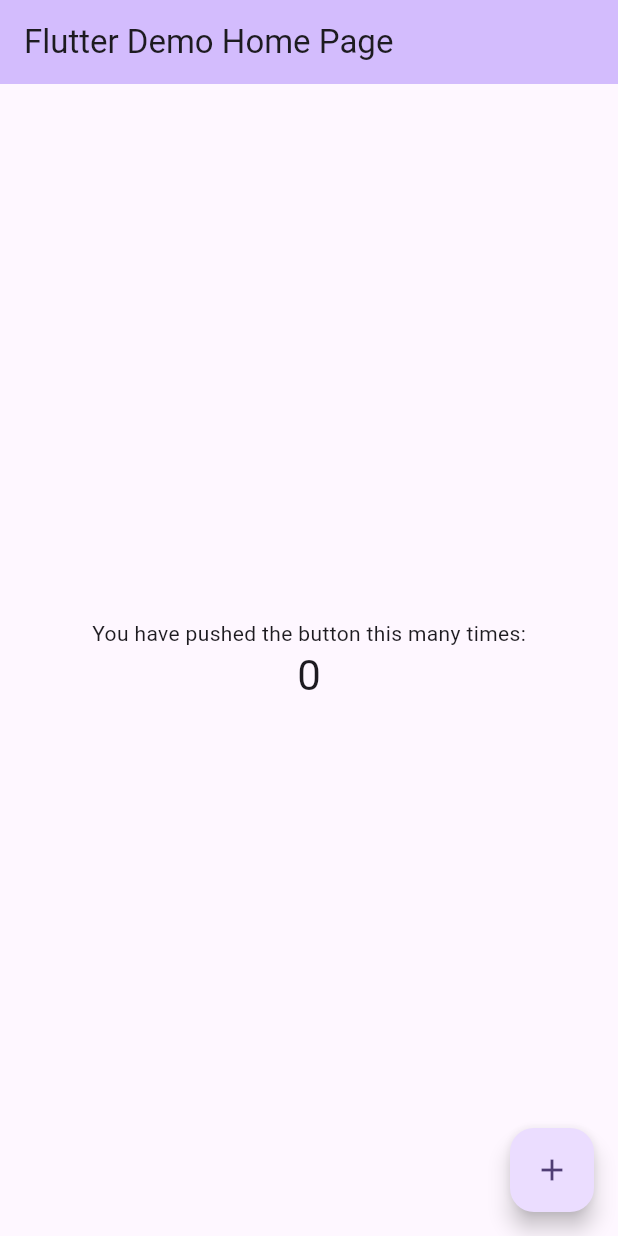
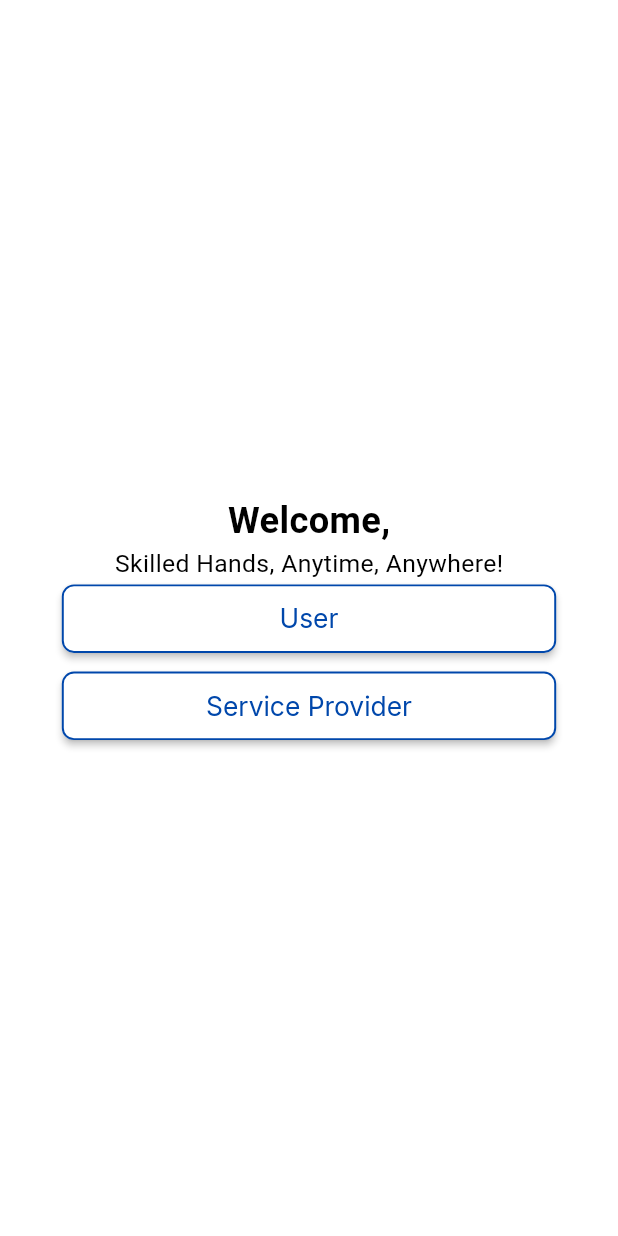
Before and after one commit to KarimYasser15/kafa2a, a Flutter app: the screen it shows after launch, on a phone screen of 412 x 824 dp. Run offline on Flutter 3.47's test engine with Material 3 defaults, Android fonts, the phone set to English and light mode, and no system bars; our stand-ins replace flutter_screenutil, google_fonts.

Commit message:
Finished On Boarding Screen

```diff
--- /dev/null
+++ b/lib/config/app_styles.dart
@@ -0,0 +1,11 @@
+import 'package:flutter/material.dart';
+import 'package:flutter_screenutil/flutter_screenutil.dart';
+import 'package:google_fonts/google_fonts.dart';
+
+class AppStyles {
+  static TextStyle onBoarding = GoogleFonts.roboto(
+    fontWeight: FontWeight.bold,
+    fontSize: 22.sp,
+    color: Colors.black,
+  );
+}
--- /dev/null
+++ b/lib/config/app_theme.dart
@@ -0,0 +1,33 @@
+import 'package:flutter/material.dart';
+import 'package:flutter_screenutil/flutter_screenutil.dart';
+import 'package:google_fonts/google_fonts.dart';
+import 'package:kafa2a/config/colors_manager.dart';
+
+class AppTheme {
+  static ThemeData lightTheme = ThemeData(
+    primaryColor: ColorsManager.blue,
+    scaffoldBackgroundColor: Colors.white,
+    colorScheme: ColorScheme.fromSeed(
+      seedColor: ColorsManager.blue,
+      brightness: Brightness.light,
+      primary: ColorsManager.blue,
+      onPrimary: Colors.white,
+      secondary: Colors.white,
+      onSecondary: ColorsManager.blue,
+      onSurface: Colors.black,
+      surface: Colors.white,
+    ),
+    elevatedButtonTheme: ElevatedButtonThemeData(
+      style: ElevatedButton.styleFrom(
+          backgroundColor: Colors.white,
+          textStyle: GoogleFonts.inter(
+              fontSize: 16.sp,
+              textStyle: TextStyle(overflow: TextOverflow.ellipsis)),
+          elevation: 2,
+          fixedSize: Size(300.w, 45.h),
+          shape: RoundedRectangleBorder(
+              borderRadius: BorderRadius.circular(8.r),
+              side: BorderSide(color: ColorsManager.blue, width: 1.2.w))),
+    ),
+  );
+}
--- /dev/null
+++ b/lib/config/colors_manager.dart
@@ -0,0 +1,5 @@
+import 'package:flutter/material.dart';
+
+class ColorsManager {
+  static const Color blue = Color(0xFF0047AB);
+}
--- /dev/null
+++ b/lib/config/routes_manager.dart
@@ -0,0 +1,15 @@
+import 'package:flutter/material.dart';
+import 'package:kafa2a/features/onboarding/onboarding_screen.dart';
+
+class RoutesManager {
+  static const String onBoarding = '/onboarding';
+  static Route? router(RouteSettings settings) {
+    switch (settings.name) {
+      case onBoarding:
+        return MaterialPageRoute(
+          builder: (context) => OnboardingScreen(),
+        );
+    }
+    return null;
+  }
+}
--- /dev/null
+++ b/lib/config/strings_manager.dart
@@ -0,0 +1,6 @@
+class StringsManager {
+  static const String user = "User";
+  static const String serviceProvider = "Service Provider";
+  static const String welcome = "Welcome";
+  static const String slogan = "Skilled Hands, Anytime, Anywhere!";
+}
--- /dev/null
+++ b/lib/core/widgets/default_elevated_button.dart
@@ -0,0 +1,15 @@
+import 'package:flutter/material.dart';
+
+class DefaultElevatedButton extends StatelessWidget {
+  DefaultElevatedButton(
+      {super.key, required this.label, required this.onPressed});
+  String label;
+  void Function() onPressed;
+  @override
+  Widget build(BuildContext context) {
+    return ElevatedButton(
+      onPressed: onPressed,
+      child: Text(label),
+    );
+  }
+}
--- /dev/null
+++ b/lib/features/onboarding/onboarding_screen.dart
@@ -0,0 +1,43 @@
+import 'package:flutter/material.dart';
+import 'package:flutter_screenutil/flutter_screenutil.dart';
+import 'package:kafa2a/config/app_styles.dart';
+import 'package:kafa2a/config/strings_manager.dart';
+import 'package:kafa2a/core/widgets/default_elevated_button.dart';
+
+class OnboardingScreen extends StatelessWidget {
+  const OnboardingScreen({super.key});
+
+  @override
+  Widget build(BuildContext context) {
+    return Scaffold(
+      body: Center(
+        child: Column(
+          crossAxisAlignment: CrossAxisAlignment.center,
+          mainAxisAlignment: MainAxisAlignment.center,
+          children: [
+            Text(
+              "${StringsManager.welcome},",
+              style: AppStyles.onBoarding,
+            ),
+            Text(
+              StringsManager.slogan,
+              style: AppStyles.onBoarding
+                  .copyWith(fontWeight: FontWeight.normal, fontSize: 15.sp),
+            ),
+            DefaultElevatedButton(
+              label: StringsManager.user,
+              onPressed: () {},
+            ),
+            SizedBox(
+              height: 10.h,
+            ),
+            DefaultElevatedButton(
+              label: StringsManager.serviceProvider,
+              onPressed: () {},
+            )
+          ],
+        ),
+      ),
+    );
+  }
+}
--- a/lib/main.dart
+++ b/lib/main.dart
@@ -1,125 +1,6 @@
 import 'package:flutter/material.dart';
+import 'package:kafa2a/my_app.dart';
 
 void main() {
   runApp(const MyApp());
 }
-
-class MyApp extends StatelessWidget {
-  const MyApp({super.key});
-
-  // This widget is the root of your application.
-  @override
-  Widget build(BuildContext context) {
-    return MaterialApp(
-      title: 'Flutter Demo',
-      theme: ThemeData(
-        // This is the theme of your application.
-        //
-        // TRY THIS: Try running your application with "flutter run". You'll see
-        // the application has a purple toolbar. Then, without quitting the app,
-        // try changing the seedColor in the colorScheme below to Colors.green
-        // and then invoke "hot reload" (save your changes or press the "hot
-        // reload" button in a Flutter-supported IDE, or press "r" if you used
-        // the command line to start the app).
-        //
-        // Notice that the counter didn't reset back to zero; the application
-        // state is not lost during the reload. To reset the state, use hot
-        // restart instead.
-        //
-        // This works for code too, not just values: Most code changes can be
-        // tested with just a hot reload.
-        colorScheme: ColorScheme.fromSeed(seedColor: Colors.deepPurple),
-        useMaterial3: true,
-      ),
-      home: const MyHomePage(title: 'Flutter Demo Home Page'),
-    );
-  }
-}
-
-class MyHomePage extends StatefulWidget {
-  const MyHomePage({super.key, required this.title});
-
-  // This widget is the home page of your application. It is stateful, meaning
-  // that it has a State object (defined below) that contains fields that affect
-  // how it looks.
-
-  // This class is the configuration for the state. It holds the values (in this
-  // case the title) provided by the parent (in this case the App widget) and
-  // used by the build method of the State. Fields in a Widget subclass are
-  // always marked "final".
-
-  final String title;
-
-  @override
-  State<MyHomePage> createState() => _MyHomePageState();
-}
-
-class _MyHomePageState extends State<MyHomePage> {
-  int _counter = 0;
-
-  void _incrementCounter() {
-    setState(() {
-      // This call to setState tells the Flutter framework that something has
-      // changed in this State, which causes it to rerun the build method below
-      // so that the display can reflect the updated values. If we changed
-      // _counter without calling setState(), then the build method would not be
-      // called again, and so nothing would appear to happen.
-      _counter++;
-    });
-  }
-
-  @override
-  Widget build(BuildContext context) {
-    // This method is rerun every time setState is called, for instance as done
-    // by the _incrementCounter method above.
-    //
-    // The Flutter framework has been optimized to make rerunning build methods
-    // fast, so that you can just rebuild anything that needs updating rather
-    // than having to individually change instances of widgets.
-    return Scaffold(
-      appBar: AppBar(
-        // TRY THIS: Try changing the color here to a specific color (to
-        // Colors.amber, perhaps?) and trigger a hot reload to see the AppBar
-        // change color while the other colors stay the same.
-        backgroundColor: Theme.of(context).colorScheme.inversePrimary,
-        // Here we take the value from the MyHomePage object that was created by
-        // the App.build method, and use it to set our appbar title.
-        title: Text(widget.title),
-      ),
-      body: Center(
-        // Center is a layout widget. It takes a single child and positions it
-        // in the middle of the parent.
-        child: Column(
-          // Column is also a layout widget. It takes a list of children and
-          // arranges them vertically. By default, it sizes itself to fit its
-          // children horizontally, and tries to be as tall as its parent.
-          //
-          // Column has various properties to control how it sizes itself and
-          // how it positions its children. Here we use mainAxisAlignment to
-          // center the children vertically; the main axis here is the vertical
-          // axis because Columns are vertical (the cross axis would be
-          // horizontal).
-          //
-          // TRY THIS: Invoke "debug painting" (choose the "Toggle Debug Paint"
-          // action in the IDE, or press "p" in the console), to see the
-          // wireframe for each widget.
-          mainAxisAlignment: MainAxisAlignment.center,
-          children: <Widget>[
-            const Text(
-              'You have pushed the button this many times:',
-            ),
-            Text(
-              '$_counter',
-              style: Theme.of(context).textTheme.headlineMedium,
-            ),
-          ],
-        ),
-      ),
-      floatingActionButton: FloatingActionButton(
-        onPressed: _incrementCounter,
-        tooltip: 'Increment',
-        child: const Icon(Icons.add),
-      ), // This trailing comma makes auto-formatting nicer for build methods.
-    );
-  }
-}
--- /dev/null
+++ b/lib/my_app.dart
@@ -0,0 +1,21 @@
+import 'package:flutter/material.dart';
+import 'package:flutter_screenutil/flutter_screenutil.dart';
+import 'package:kafa2a/config/app_theme.dart';
+import 'package:kafa2a/config/routes_manager.dart';
+
+class MyApp extends StatelessWidget {
+  const MyApp({super.key});
+
+  @override
+  Widget build(BuildContext context) {
+    return ScreenUtilInit(
+      designSize: Size(375, 812),
+      builder: (context, child) => MaterialApp(
+        initialRoute: RoutesManager.onBoarding,
+        debugShowCheckedModeBanner: false,
+        onGenerateRoute: RoutesManager.router,
+        theme: AppTheme.lightTheme,
+      ),
+    );
+  }
+}
--- a/pubspec.yaml
+++ b/pubspec.yaml
@@ -34,6 +34,8 @@ dependencies:
   # The following adds the Cupertino Icons font to your application.
   # Use with the CupertinoIcons class for iOS style icons.
   cupertino_icons: ^1.0.8
+  flutter_screenutil: ^5.9.3
+  google_fonts: ^6.2.1
 
 dev_dependencies:
   flutter_test:
```
Also changed, not shown: lib/config/assets_manager.dart (added), pubspec.lock.
